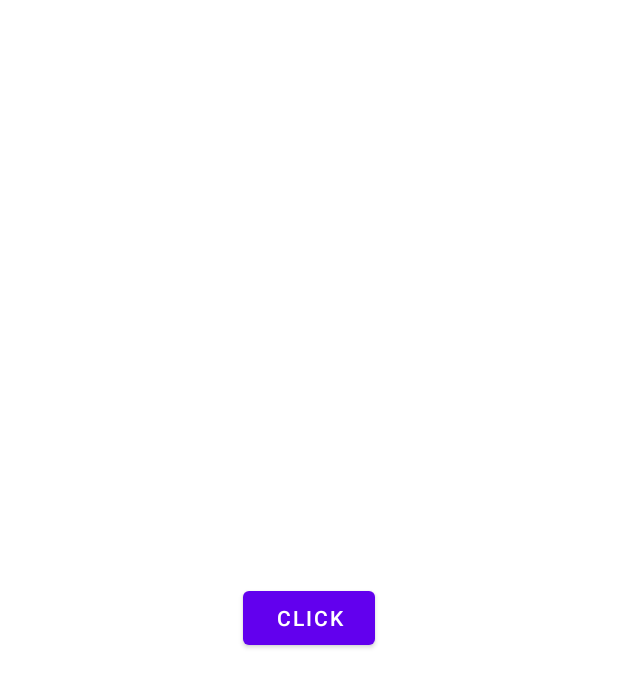
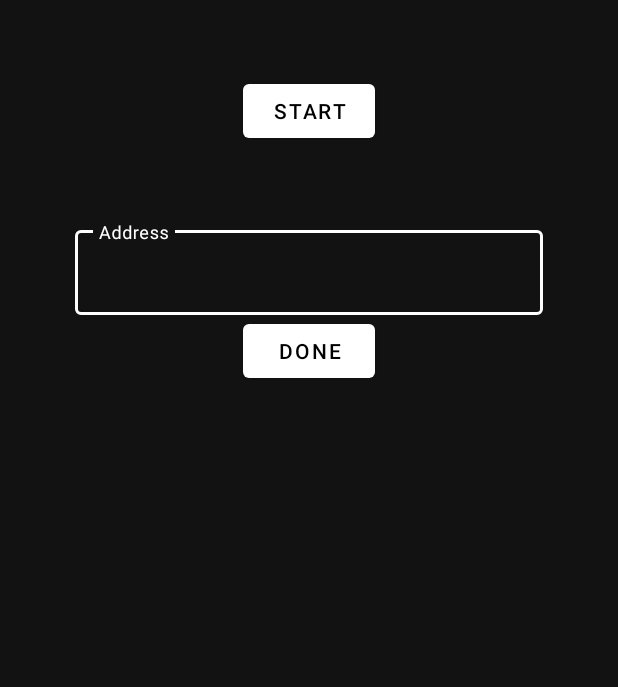
Before and after one commit to sam880222/NFT-Wallpaper, an Android app: the layout main_fragment.xml on its own in the app's theme, with its tools: preview values and no code run, on a phone screen of 412 x 824 dp. Shown: the top 687 px of the screen. Run offline under Robolectric (Android 15) with nearby library versions, the phone set to English and light mode, and no system bars.

Commit message:
Done Api part

```diff
--- a/app/build.gradle
+++ b/app/build.gradle
@@ -34,6 +34,10 @@ android {
     buildFeatures {
         viewBinding true
     }
+
+    dataBinding {
+        enabled = true
+    }
 }
 
 dependencies {
--- a/app/src/main/res/layout/main_fragment.xml
+++ b/app/src/main/res/layout/main_fragment.xml
@@ -1,20 +1,53 @@
 <?xml version="1.0" encoding="utf-8"?>
-<androidx.constraintlayout.widget.ConstraintLayout xmlns:android="http://schemas.android.com/apk/res/android"
-    xmlns:app="http://schemas.android.com/apk/res-auto"
-    xmlns:tools="http://schemas.android.com/tools"
+<layout xmlns:android="http://schemas.android.com/apk/res/android"
+    xmlns:app="http://schemas.android.com/apk/res-auto">
+
+    <LinearLayout
+        android:layout_width="match_parent"
+        android:layout_height="match_parent">
+
+        <ScrollView
+            android:layout_width="match_parent"
+            android:layout_height="wrap_content">
+
+            <LinearLayout
                 android:id="@+id/main"
+                android:orientation="vertical"
+                android:gravity="center"
                 android:layout_width="match_parent"
-    android:layout_height="match_parent"
-    tools:context=".ui.main.MainFragment">
+                android:layout_height="wrap_content">
 
                 <Button
                     android:id="@+id/button"
                     android:layout_width="wrap_content"
                     android:layout_height="wrap_content"
-        android:text="Click"
-        app:layout_constraintBottom_toBottomOf="parent"
-        app:layout_constraintEnd_toEndOf="parent"
-        app:layout_constraintStart_toStartOf="parent"
-        app:layout_constraintTop_toTopOf="parent" />
+                    android:layout_marginTop="50dp"
+                    android:layout_marginBottom="50dp"
+                    android:text="Start"/>
 
-</androidx.constraintlayout.widget.ConstraintLayout>
+                <com.google.android.material.textfield.TextInputLayout
+                    android:id="@+id/address_input"
+                    style="@style/Widget.MaterialComponents.TextInputLayout.OutlinedBox"
+                    android:layout_width="match_parent"
+                    android:layout_height="wrap_content"
+                    android:layout_marginStart="50dp"
+                    android:layout_marginEnd="50dp"
+                    android:hint="Address"
+                    app:endIconMode="clear_text">
+
+                    <com.google.android.material.textfield.TextInputEditText
+                        android:layout_width="match_parent"
+                        android:layout_height="wrap_content"
+                        android:maxLength="36"/>
+                </com.google.android.material.textfield.TextInputLayout>
+
+                <Button
+                    android:id="@+id/button_done"
+                    android:layout_width="wrap_content"
+                    android:layout_height="wrap_content"
+                    android:text="Done" />
+
+            </LinearLayout>
+        </ScrollView>
+    </LinearLayout>
+</layout>
--- a/app/src/main/res/values-night/themes.xml
+++ /dev/null
@@ -1,16 +0,0 @@
-<resources xmlns:tools="http://schemas.android.com/tools">
-    <!-- Base application theme. -->
-    <style name="Theme.NFTWallpaper" parent="Theme.MaterialComponents.DayNight.DarkActionBar">
-        <!-- Primary brand color. -->
-        <item name="colorPrimary">@color/purple_200</item>
-        <item name="colorPrimaryVariant">@color/purple_700</item>
-        <item name="colorOnPrimary">@color/black</item>
-        <!-- Secondary brand color. -->
-        <item name="colorSecondary">@color/teal_200</item>
-        <item name="colorSecondaryVariant">@color/teal_200</item>
-        <item name="colorOnSecondary">@color/black</item>
-        <!-- Status bar color. -->
-        <item name="android:statusBarColor" tools:targetApi="l">?attr/colorPrimaryVariant</item>
-        <!-- Customize your theme here. -->
-    </style>
-</resources>
--- a/app/src/main/res/values/colors.xml
+++ b/app/src/main/res/values/colors.xml
@@ -7,4 +7,6 @@
     <color name="teal_700">#FF018786</color>
     <color name="black">#FF000000</color>
     <color name="white">#FFFFFFFF</color>
+    <color name="gray">#979797</color>
+    <color name="background">#FF202124</color>
 </resources>
--- a/app/src/main/res/values/themes.xml
+++ b/app/src/main/res/values/themes.xml
@@ -1,16 +1,17 @@
 <resources xmlns:tools="http://schemas.android.com/tools">
     <!-- Base application theme. -->
-    <style name="Theme.NFTWallpaper" parent="Theme.MaterialComponents.DayNight.DarkActionBar">
+    <style name="Theme.NFTWallpaper" parent="Theme.MaterialComponents.NoActionBar">
         <!-- Primary brand color. -->
-        <item name="colorPrimary">@color/purple_500</item>
-        <item name="colorPrimaryVariant">@color/purple_700</item>
-        <item name="colorOnPrimary">@color/white</item>
+        <item name="colorPrimary">@color/white</item>
+        <item name="colorPrimaryVariant">@color/white</item>
+        <item name="colorOnPrimary">@color/black</item>
         <!-- Secondary brand color. -->
-        <item name="colorSecondary">@color/teal_200</item>
-        <item name="colorSecondaryVariant">@color/teal_700</item>
+        <item name="colorSecondary">@color/gray</item>
+        <item name="colorSecondaryVariant">@color/gray</item>
         <item name="colorOnSecondary">@color/black</item>
         <!-- Status bar color. -->
-        <item name="android:statusBarColor" tools:targetApi="l">?attr/colorPrimaryVariant</item>
+        <item name="android:statusBarColor">@color/background</item>
         <!-- Customize your theme here. -->
+        <item name="background">@color/background</item>
     </style>
 </resources>
--- /dev/null
+++ b/app/src/main/res/xml/network_security_config.xml
@@ -0,0 +1,3 @@
+<?xml version="1.0" encoding="utf-8"?>
+<network-security-config xmlns:android="http://schemas.android.com/apk/res/android">
+</network-security-config>
```
Also changed, not shown: app/src/main/java/com/hsiang/nftwallpaper/network/AkaswapApiService.kt (+7 -3 lines), app/src/main/java/com/hsiang/nftwallpaper/ui/main/MainFragment.kt (+16 -0 lines), app/src/main/java/com/hsiang/nftwallpaper/ui/main/MainViewModel.kt (+0 -14 lines), app/src/main/java/com/hsiang/nftwallpaper/utils/NFTWallpaperService.kt (+72 -36 lines), app/src/main/java/com/hsiang/nftwallpaper/utils/Utility.kt (added, +27 -0 lines). Lines whose indentation alone changed are shown as unchanged.
